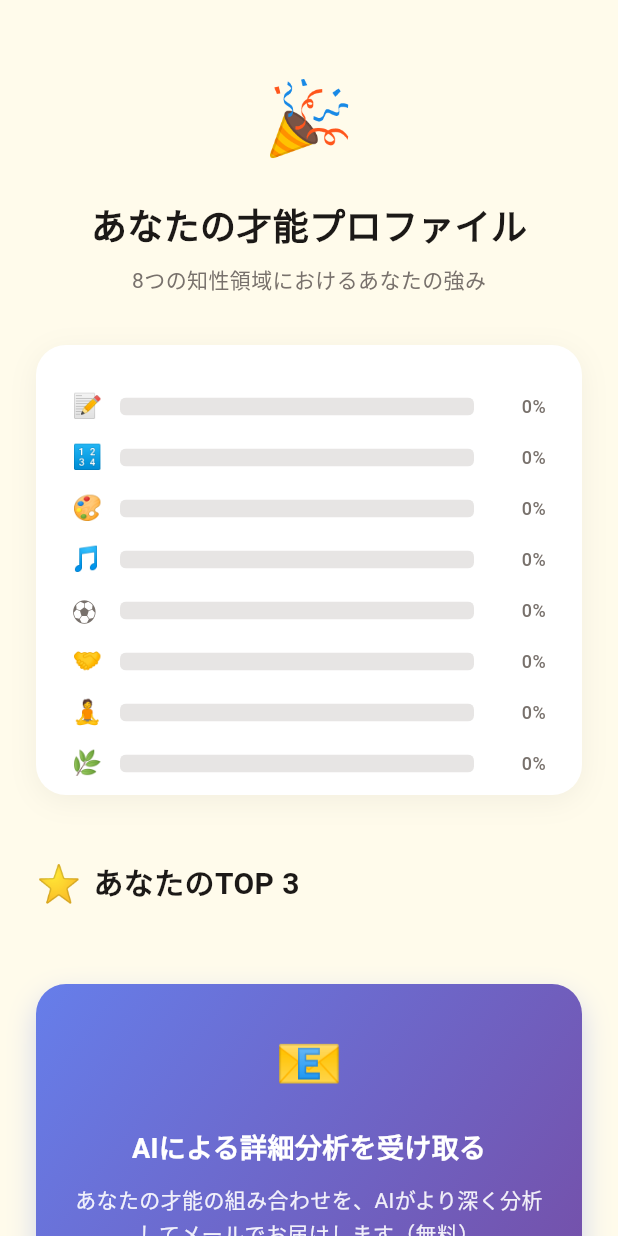
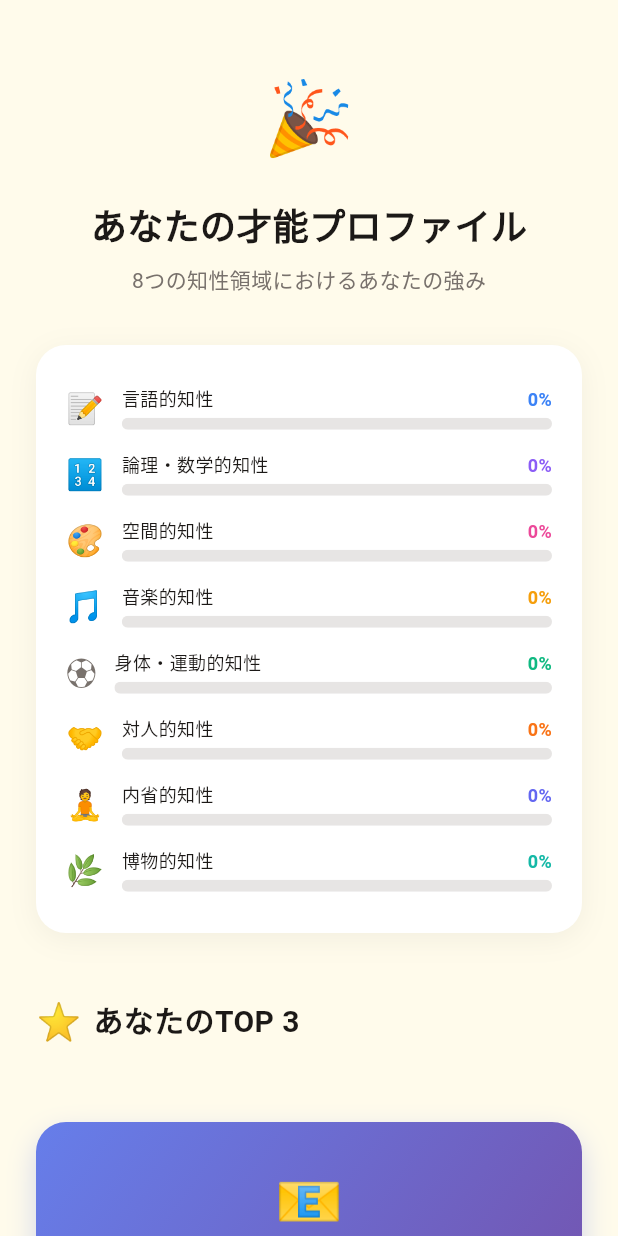
Before and after one commit to aiseed-dev/timej, a Flutter app: the ResultScreen screen opened directly with empty values, on a phone screen of 412 x 824 dp. Run offline on Flutter 3.47's test engine with Material 3 defaults, Android fonts, the phone set to English and light mode, and no system bars.

Commit message:
結果画面のオーバーフローエラーを修正

```diff
--- a/frontend/spark/lib/screens/result_screen.dart
+++ b/frontend/spark/lib/screens/result_screen.dart
@@ -114,8 +114,7 @@ class _RadarChartPlaceholder extends StatelessWidget {
   @override
   Widget build(BuildContext context) {
     return Container(
-      height: 300,
-      padding: const EdgeInsets.all(24),
+      padding: const EdgeInsets.all(20),
       decoration: BoxDecoration(
         color: AppColors.surface,
         borderRadius: BorderRadius.circular(20),
@@ -128,7 +127,7 @@ class _RadarChartPlaceholder extends StatelessWidget {
         ],
       ),
       child: Column(
-        mainAxisAlignment: MainAxisAlignment.center,
+        mainAxisSize: MainAxisSize.min,
         children: [
           // 簡易的なバー表示
           ...intelligences.map((intel) {
@@ -136,32 +135,45 @@ class _RadarChartPlaceholder extends StatelessWidget {
             final color = AppColors.getIntelligenceColor(intel.id);
 
             return Padding(
-              padding: const EdgeInsets.symmetric(vertical: 4),
+              padding: const EdgeInsets.symmetric(vertical: 6),
               child: Row(
                 children: [
-                  SizedBox(
-                    width: 24,
-                    child: Text(intel.icon, style: const TextStyle(fontSize: 16)),
+                  Text(intel.icon, style: const TextStyle(fontSize: 20)),
+                  const SizedBox(width: 12),
+                  Expanded(
+                    child: Column(
+                      crossAxisAlignment: CrossAxisAlignment.start,
+                      children: [
+                        Row(
+                          mainAxisAlignment: MainAxisAlignment.spaceBetween,
+                          children: [
+                            Text(
+                              intel.name,
+                              style: AppTextStyles.label.copyWith(
+                                color: AppColors.textPrimary,
+                                fontWeight: FontWeight.w500,
                               ),
-                  const SizedBox(width: 8),
-                  Expanded(
-                    child: ClipRRect(
+                            ),
+                            Text(
+                              '${score.round()}%',
+                              style: AppTextStyles.label.copyWith(
+                                color: color,
+                                fontWeight: FontWeight.bold,
+                              ),
+                            ),
+                          ],
+                        ),
+                        const SizedBox(height: 4),
+                        ClipRRect(
                           borderRadius: BorderRadius.circular(4),
                           child: LinearProgressIndicator(
                             value: score / 100,
                             backgroundColor: AppColors.divider,
                             valueColor: AlwaysStoppedAnimation<Color>(color),
-                        minHeight: 12,
+                            minHeight: 8,
                           ),
                         ),
-                  ),
-                  const SizedBox(width: 8),
-                  SizedBox(
-                    width: 40,
-                    child: Text(
-                      '${score.round()}%',
-                      style: AppTextStyles.label,
-                      textAlign: TextAlign.right,
+                      ],
                     ),
                   ),
                 ],
```
Lines whose indentation alone changed are shown as unchanged.
